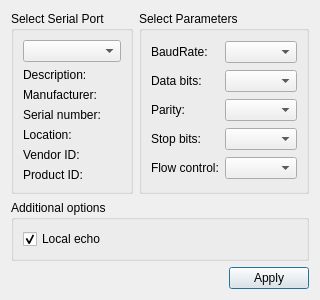
Old version of the form src/settingsdialog.ui in the repository xhargh/glogg.
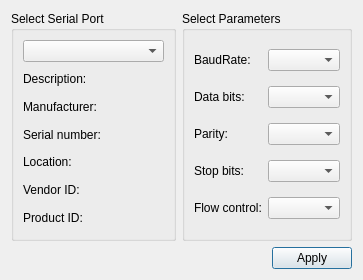
New version of the form.

Commit message: Removed local echo setting

The edit to the form file:
```diff
--- a/src/settingsdialog.ui
+++ b/src/settingsdialog.ui
@@ -6,8 +6,8 @@
    <rect>
     <x>0</x>
     <y>0</y>
-    <width>281</width>
-    <height>262</height>
+    <width>363</width>
+    <height>280</height>
    </rect>
   </property>
   <property name="windowTitle">
@@ -127,7 +127,7 @@
      </layout>
     </widget>
    </item>
-   <item row="2" column="0" colspan="2">
+   <item row="1" column="0" colspan="2">
     <layout class="QHBoxLayout" name="horizontalLayout">
      <item>
       <spacer name="horizontalSpacer">
@@ -151,25 +151,6 @@
      </item>
     </layout>
    </item>
-   <item row="1" column="0" colspan="2">
-    <widget class="QGroupBox" name="additionalOptionsGroupBox">
-     <property name="title">
-      <string>Additional options</string>
-     </property>
-     <layout class="QVBoxLayout" name="verticalLayout">
-      <item>
-       <widget class="QCheckBox" name="localEchoCheckBox">
-        <property name="text">
-         <string>Local echo</string>
-        </property>
-        <property name="checked">
-         <bool>true</bool>
-        </property>
-       </widget>
-      </item>
-     </layout>
-    </widget>
-   </item>
   </layout>
  </widget>
  <resources/>
```
The commit also changes 2 other files.
